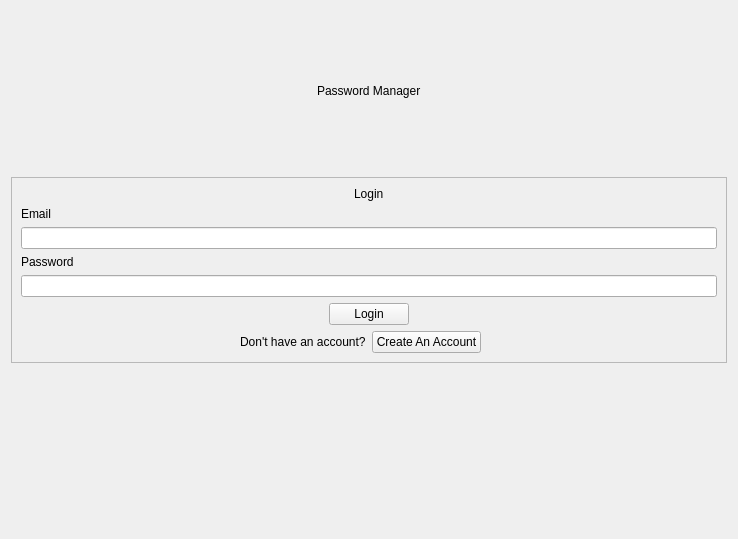
First picture: the form in pages/login/loginpage.ui, repository SahisN/PasswordManager, before the edit.
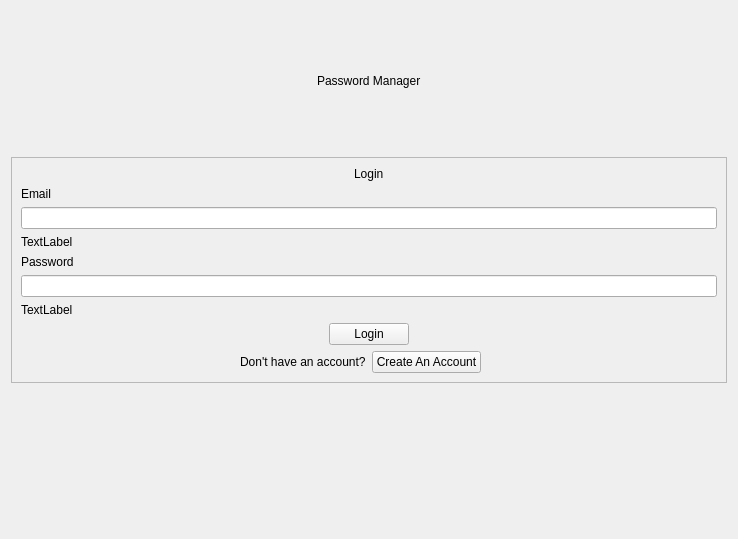
Second picture: the form after the edit.

What changed in the file:
```diff
--- a/pages/login/loginpage.ui
+++ b/pages/login/loginpage.ui
@@ -49,6 +49,16 @@
         <item>
          <widget class="QLineEdit" name="emailInput"/>
         </item>
+        <item>
+         <widget class="QLabel" name="emailErrorText">
+          <property name="text">
+           <string>TextLabel</string>
+          </property>
+          <property name="margin">
+           <number>3</number>
+          </property>
+         </widget>
+        </item>
         <item>
          <widget class="QLabel" name="passwordLabel">
           <property name="text">
@@ -57,7 +67,24 @@
          </widget>
         </item>
         <item>
-         <widget class="QLineEdit" name="passwordInput"/>
+         <widget class="QLineEdit" name="passwordInput">
+          <property name="text">
+           <string/>
+          </property>
+          <property name="echoMode">
+           <enum>QLineEdit::EchoMode::Password</enum>
+          </property>
+         </widget>
+        </item>
+        <item>
+         <widget class="QLabel" name="PasswordErrorText">
+          <property name="text">
+           <string>TextLabel</string>
+          </property>
+          <property name="margin">
+           <number>3</number>
+          </property>
+         </widget>
         </item>
         <item alignment="Qt::AlignmentFlag::AlignHCenter">
          <widget class="QPushButton" name="loginButton">
```
